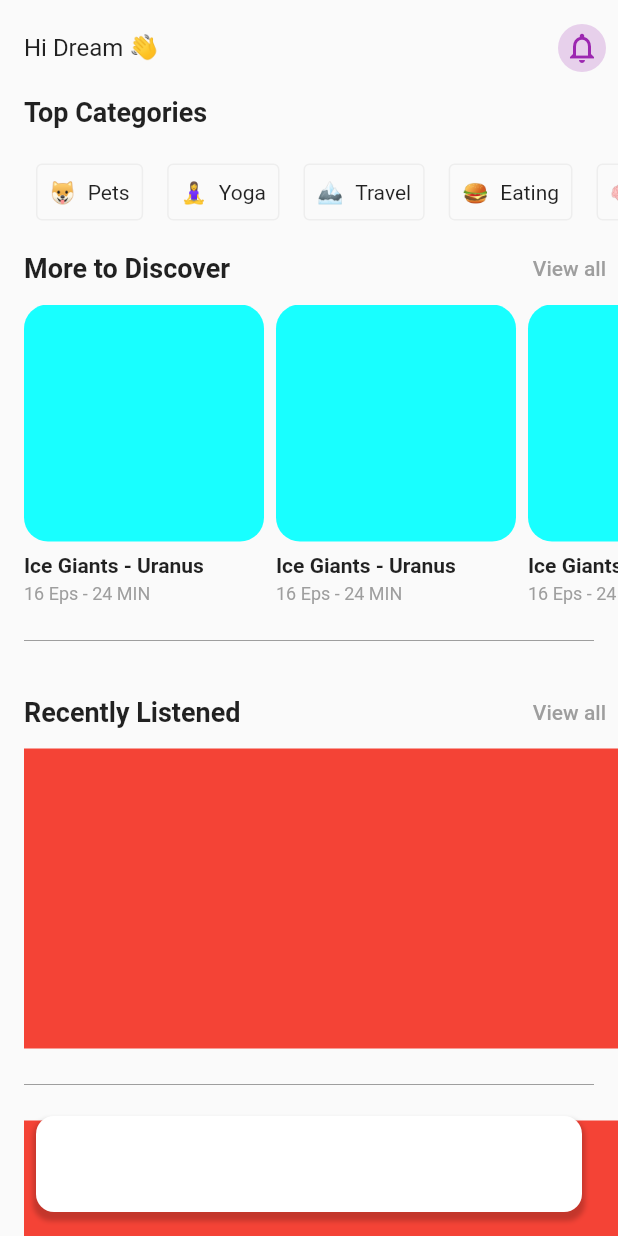
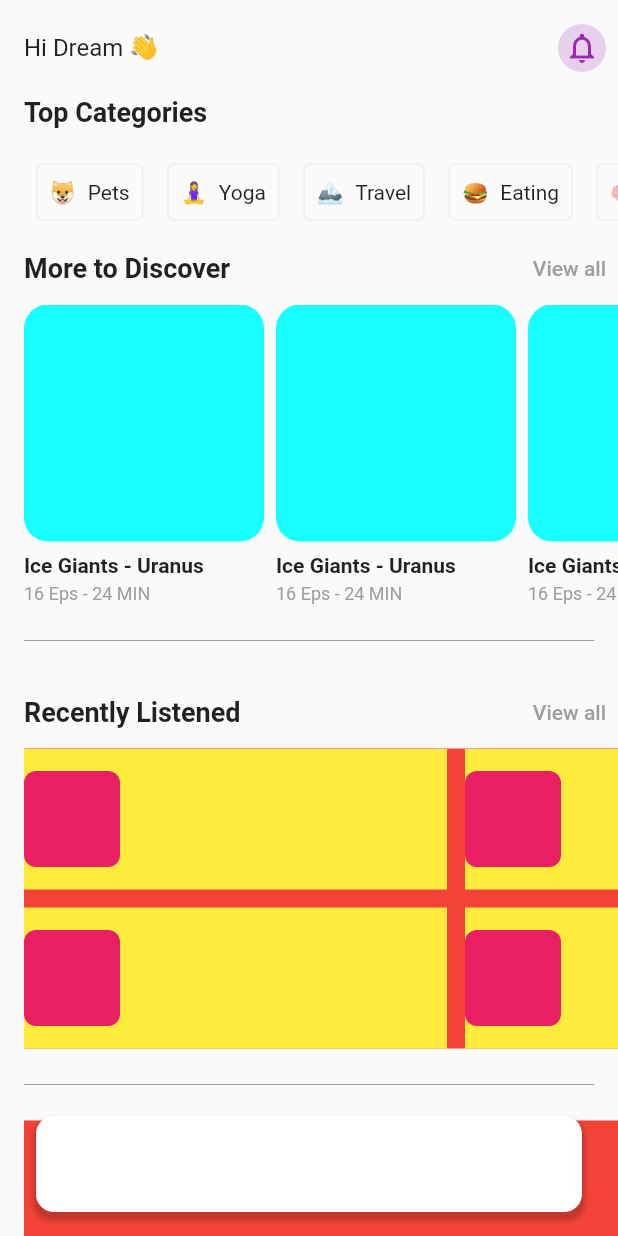
Before and after one commit to JAICHANGPARK/flutter_notebook_19th_story, a Flutter app: the screen it shows after launch, on a phone screen of 412 x 824 dp. Run offline on Flutter 3.47's test engine with Material 2 defaults, Android fonts, the phone set to English and light mode, and no system bars; our stand-ins replace cached_network_image, countup, fl_chart, flutter_riverpod, freezed_annotation, smooth_page_indicator and 1 more.

Commit message:
Update podcast_home_page.dart

```diff
--- a/lib/ep1134_podcast_app/src/ui/podcast_home_page.dart
+++ b/lib/ep1134_podcast_app/src/ui/podcast_home_page.dart
@@ -202,6 +202,33 @@ class _PodcastHomePageState extends State<PodcastHomePage> {
                             decoration: const BoxDecoration(
                               color: Colors.red,
                             ),
+                            child: GridView.builder(
+                                scrollDirection: Axis.horizontal,
+                                gridDelegate: SliverGridDelegateWithFixedCrossAxisCount(
+                                  crossAxisCount: 2,
+                                  crossAxisSpacing: 12,
+                                  mainAxisSpacing: 12,
+                                  childAspectRatio: 4 / 12
+                                ),
+                                itemBuilder: (context, index) {
+                                  return Container(
+                                    decoration: BoxDecoration(
+                                      color: Colors.yellow
+                                    ),
+                                    child: Row(
+                                      children: [
+                                        Container(
+                                          height: 64,
+                                          width: 64,
+                                          decoration: BoxDecoration(
+                                            color: Colors.pink,
+                                            borderRadius: BorderRadius.circular(8)
+                                          ),
+                                        )
+                                      ],
+                                    ),
+                                  );
+                                }),
                           ),
                           const Divider(
                             color: Colors.grey,
```
